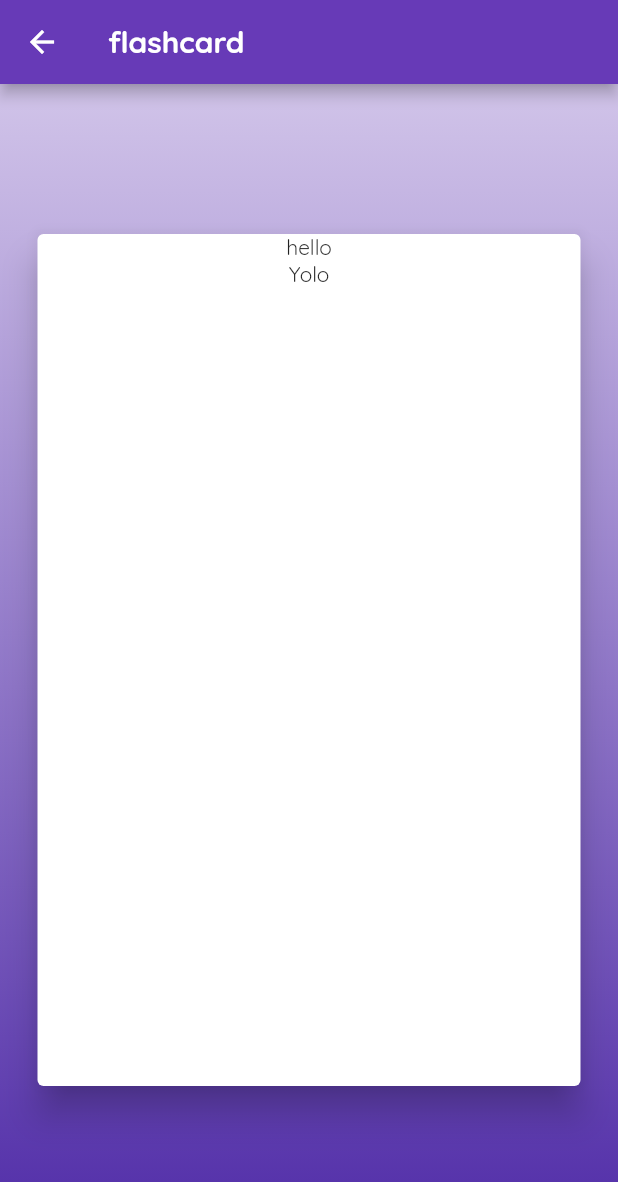
After one commit to farheen2706/flashcards_dupe, a Flutter app: the FlashCardShow screen opened directly, on a phone screen of 412 x 824 dp. The commit adds this screen. Shown: the top 1182 px of the screen. Run offline on Flutter 3.47's test engine with Material 2 defaults, Android fonts, the phone set to English and light mode, and no system bars.

Commit message:
made some changes

```diff
--- a/flashcards_apps/lib/main.dart
+++ b/flashcards_apps/lib/main.dart
@@ -1,7 +1,7 @@
 
-import 'package:flashcards_apps/widgets/QandA.dart';
-import 'package:flashcards_apps/widgets/categorieslist.dart';
-import 'package:flashcards_apps/widgets/maincategory.dart';
+//import './screens/QandA.dart';
+//import './widgets/categorieslist.dart';
+import './screens/maincategory.dart';
 import 'package:flutter/material.dart';
 //import 'maincategory.dart';
 
--- a/flashcards_apps/lib/models/QndA.dart
+++ b/flashcards_apps/lib/models/QndA.dart
@@ -2,11 +2,13 @@ import 'package:flutter/foundation.dart';
 
 class QandA {
   final String id;
+ // final String categoryIds;
   final String question;
   final String answer;
 
   QandA({
     @required this.id,
+   // @required this.categoryIds,
     @required this.question,
     @required this.answer,
   });
--- /dev/null
+++ b/flashcards_apps/lib/screens/flashcard_screen.dart
@@ -0,0 +1,53 @@
+import 'package:flashcards_apps/models/QndA.dart';
+import 'package:flashcards_apps/widgets/QandAlist.dart';
+import 'package:flutter/material.dart';
+import '../models/QndA.dart';
+
+class FlashCardShow extends StatelessWidget {
+ // final List<QandA> qnda;
+  //final String id;
+ // final var id2= new id();
+  //FlashCardShow(this.id,this.qnda);
+  @override
+  Widget build(BuildContext context) {
+    return Scaffold(
+      appBar: AppBar(
+        title: Text(
+          'flashcard',
+          style: TextStyle(
+            fontFamily: 'Quicksand',
+            fontWeight: FontWeight.bold,
+          ),
+        ),
+      ),
+      body: Container(
+        height: double.infinity,
+        width: 600,
+        decoration: BoxDecoration(
+          gradient: LinearGradient(
+              begin: Alignment.topCenter,
+              end: Alignment.bottomCenter,
+              colors: [
+                Theme.of(context).primaryColorLight,
+                Theme.of(context).primaryColorDark,
+              ]),
+        ),
+        child: Container(
+          child: Card(
+            elevation: 10,
+            margin: EdgeInsets.symmetric(
+              vertical: 100,
+              horizontal: 25,
+            ),
+            child: Column(
+              children: [
+                Text('hello'),
+                Text('Yolo'),
+              ],
+            ),
+          ),
+        ),
+      ),
+    );
+  }
+}
--- a/flashcards_apps/lib/widgets/maincategory.dart
+++ b/flashcards_apps/lib/screens/maincategory.dart
@@ -1,5 +1,5 @@
-import 'newcategory.dart';
-import 'categorieslist.dart';
+import '../widgets/newcategory.dart';
+import '../widgets/categorieslist.dart';
 import '../models/categories.dart';
 import 'package:flutter/material.dart';
 
```
Also changed, not shown: flashcards_apps/lib/screens/QandA.dart (renamed from flashcards_apps/lib/widgets/QandA.dart, +6 -4 lines), flashcards_apps/lib/widgets/QandAlist.dart (+28 -9 lines), flashcards_apps/lib/widgets/categorieslist.dart (+9 -5 lines), flashcards_apps/lib/widgets/newQandA.dart (line endings or trailing spaces).
